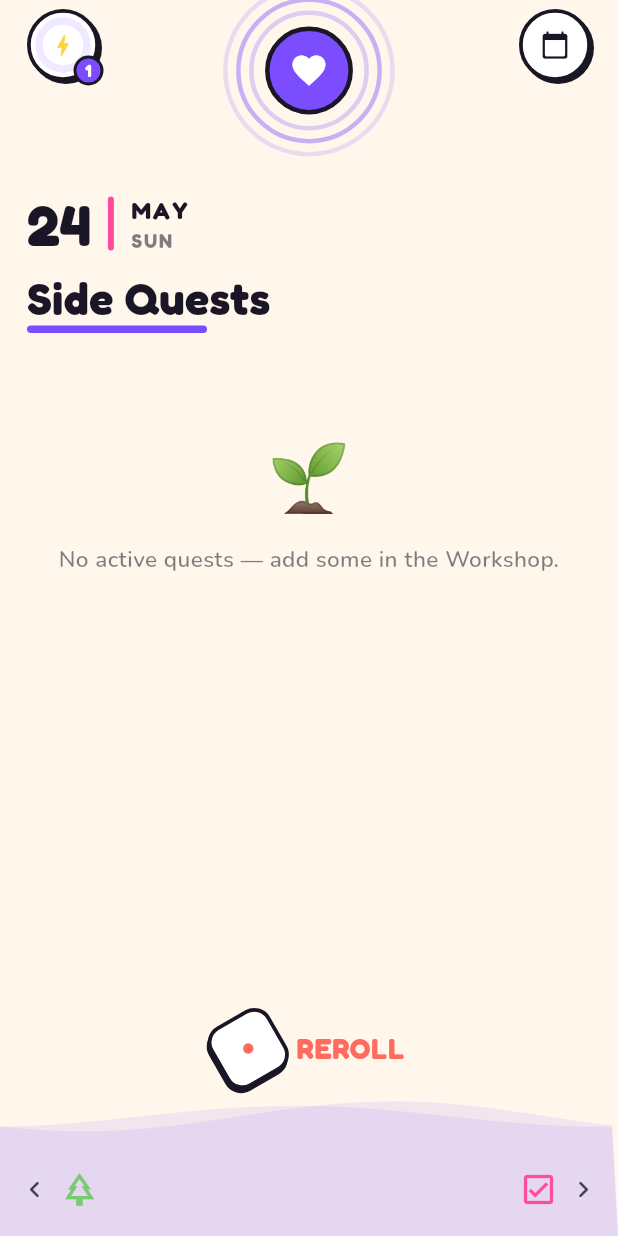
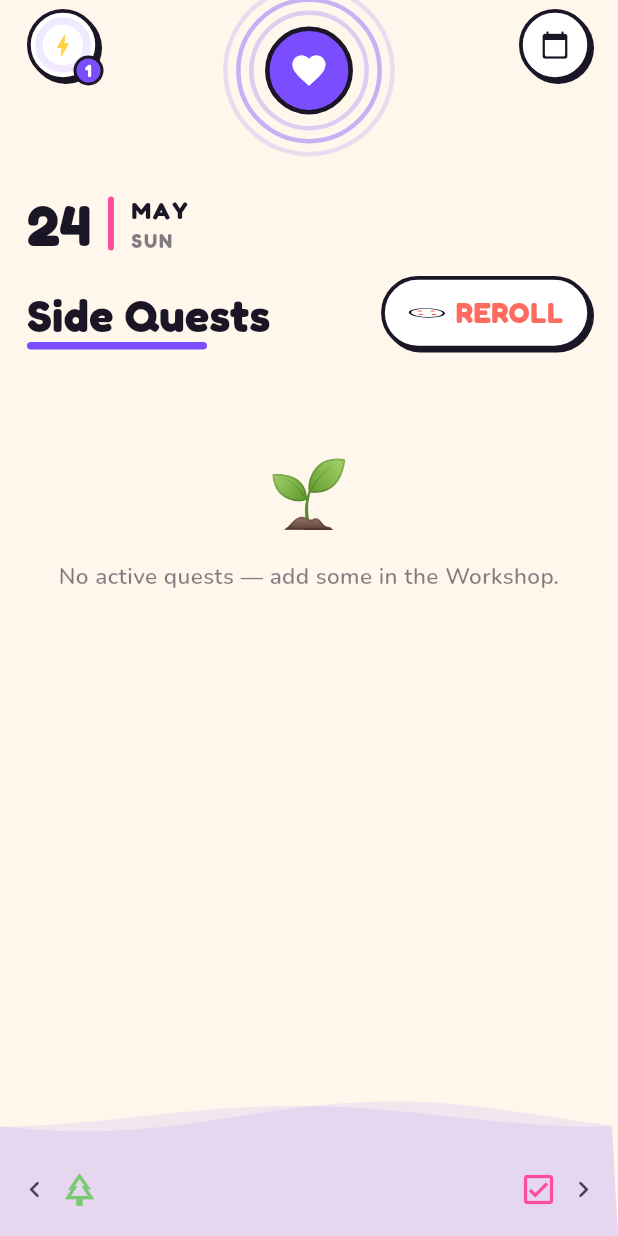
Before and after one commit to aristocrat71/OptiLife, a Flutter app: the screen it shows after launch, on a phone screen of 412 x 824 dp. Run offline on Flutter 3.47's test engine with Material 3 defaults, Android fonts, the phone set to English and light mode, and no system bars; our stand-ins replace drift, flutter_riverpod; missing offline and left inert: flame, flame_svg, gal; accounts and stored records are empty; generated files the repository leaves out were written again.

Commit message:
fix: exchange positions of reroll button with quest count

```diff
--- a/lib/screens/side_quest_page.dart
+++ b/lib/screens/side_quest_page.dart
@@ -75,12 +75,15 @@ class _SideQuestPageState extends ConsumerState<SideQuestPage> {
     final isPast = ref.watch(isPastProvider);
     final isFuture = ref.watch(isFutureProvider);
     final quests = ref.watch(rolledQuestsForSelectedDateProvider);
+    final list = quests.asData?.value;
+    final total = list?.length ?? 0;
+    final done = list?.where((e) => e.done == true).length ?? 0;
 
     return DayPager(
       padding: const EdgeInsets.fromLTRB(
           AppSpace.screenGutter, 184, AppSpace.screenGutter, 24),
       children: [
-        _header(quests.asData?.value),
+        _header(showReroll: !isPast && !isFuture),
         const SizedBox(height: 16),
         // The quest cards live in their own scrollable box (so a long list
         // scrolls internally). Dragging inside it scrolls; dragging anywhere
@@ -133,19 +136,21 @@ class _SideQuestPageState extends ConsumerState<SideQuestPage> {
                     ),
             ),
           ),
-        // Reroll sits below the box — part of the day-change (outside) zone.
-        if (!isPast && !isFuture) ...[
+        // The done count sits below the box — part of the day-change (outside)
+        // zone. Reroll now lives up in the header.
+        if (!isFuture && total > 0) ...[
           const SizedBox(height: 16),
-          _rerollButton(),
+          Center(
+            child: Text('$done of $total done',
+                style: AppType.label.copyWith(fontSize: 14)),
+          ),
           const SizedBox(height: 30), // lift it up off the bottom a bit
         ],
       ],
     );
   }
 
-  Widget _header(List<dynamic>? list) {
-    final total = list?.length ?? 0;
-    final done = list?.where((e) => e.done == true).length ?? 0;
+  Widget _header({required bool showReroll}) {
     return Row(
       crossAxisAlignment: CrossAxisAlignment.end,
       mainAxisAlignment: MainAxisAlignment.spaceBetween,
@@ -160,10 +165,8 @@ class _SideQuestPageState extends ConsumerState<SideQuestPage> {
                   color: AppColors.popPurple,
                   borderRadius: AppRadii.r(AppRadii.pill))),
         ]),
-        // No count when nothing rolled (future / empty pool).
-        if (total > 0)
-          Text('$done of $total done',
-              style: AppType.label.copyWith(fontSize: 14)),
+        // Reroll lives here now — only on today (not past/future).
+        if (showReroll) _rerollButton(),
       ],
     );
   }
@@ -172,11 +175,17 @@ class _SideQuestPageState extends ConsumerState<SideQuestPage> {
     return Center(
       child: PopTappable(
         onTap: _confirmReroll,
-        child: Padding(
+        child: Container(
           padding: const EdgeInsets.symmetric(horizontal: 16, vertical: 8),
+          decoration: BoxDecoration(
+            color: AppColors.paper,
+            borderRadius: AppRadii.r(AppRadii.pill),
+            border: Border.all(color: AppColors.ink, width: 2.5),
+            boxShadow: AppShadows.card,
+          ),
           child: Row(mainAxisSize: MainAxisSize.min, children: [
             const _RerollDie(),
-            const SizedBox(width: 9),
+            const SizedBox(width: 7),
             Text('REROLL',
                 style: AppType.label
                     .copyWith(fontSize: 19, color: AppColors.popCoral)),
@@ -285,7 +294,7 @@ class _RerollDie extends StatefulWidget {
 class _RerollDieState extends State<_RerollDie>
     with SingleTickerProviderStateMixin {
   late final AnimationController _c =
-      AnimationController(vsync: this, duration: const Duration(milliseconds: 3600))
+      AnimationController(vsync: this, duration: const Duration(milliseconds: 5400))
         ..repeat();
 
   // Pip positions on a 3×3 grid (indices 0–8) per face value.
@@ -310,19 +319,30 @@ class _RerollDieState extends State<_RerollDie>
       animation: _c,
       builder: (_, _) {
         final t = _c.value; // 0..1
-        final rot = t * 2 * math.pi; // one full turn per loop — seamless, slower
-        final face = 1 + (t * 6).floor() % 6; // 6 faces over the loop (~0.6s each)
-        return Transform.rotate(
-          angle: rot,
+        // Tumble end-over-end about the horizontal axis — reads as a die
+        // flipping onto its side rather than spinning flat. Three full flips
+        // per loop, and we swap the face each half-flip (when it's edge-on and
+        // momentarily hidden) so a fresh number lands face-up each time.
+        final flips = t * 6; // 6 half-flips => 3 full tumbles per loop
+        final angle = flips * math.pi;
+        // Swap the face at each edge-on moment (flips = 0.5, 1.5, …) — that's
+        // when the die is turned sideways and momentarily hidden, so the change
+        // is invisible and a fresh number appears to land each flip.
+        final face = 1 + (flips + 0.5).floor() % 6;
+        final transform = Matrix4.identity()
+          ..setEntry(3, 2, 0.002) // perspective
+          ..rotateX(angle);
+        return Transform(
+          alignment: Alignment.center,
+          transform: transform,
           child: Container(
-            width: 46,
-            height: 46,
-            padding: const EdgeInsets.all(8),
+            width: 24,
+            height: 24,
+            padding: const EdgeInsets.all(4),
             decoration: BoxDecoration(
               color: AppColors.paper,
               borderRadius: AppRadii.r(AppRadii.sm),
-              border: Border.all(color: AppColors.ink, width: 2.5),
-              boxShadow: AppShadows.card,
+              border: Border.all(color: AppColors.ink, width: 1.5),
             ),
             child: _pips(face),
           ),
@@ -344,8 +364,8 @@ class _RerollDieState extends State<_RerollDie>
                     child: Center(
                       child: on.contains(r * 3 + c)
                           ? Container(
-                              width: 7,
-                              height: 7,
+                              width: 3.5,
+                              height: 3.5,
                               decoration: const BoxDecoration(
                                   color: AppColors.popCoral,
                                   shape: BoxShape.circle),
```
